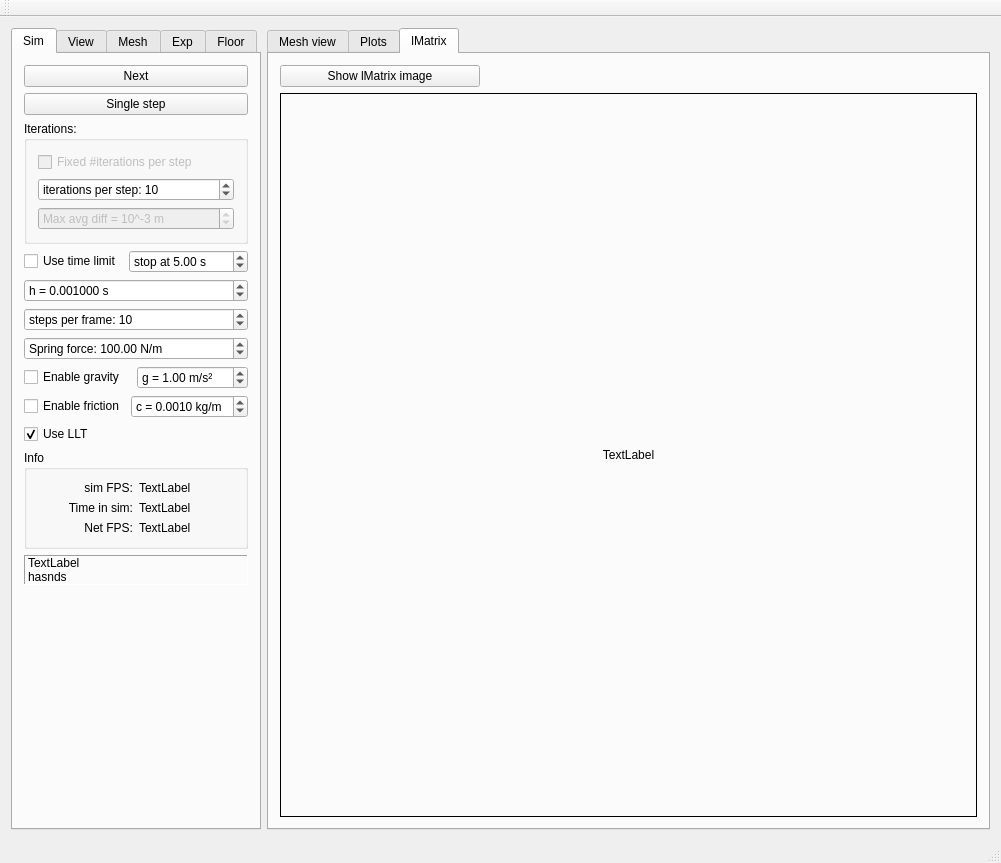
FrankMarsman/CS-Master-Thesis, file mainwindow.ui: the form before one commit.
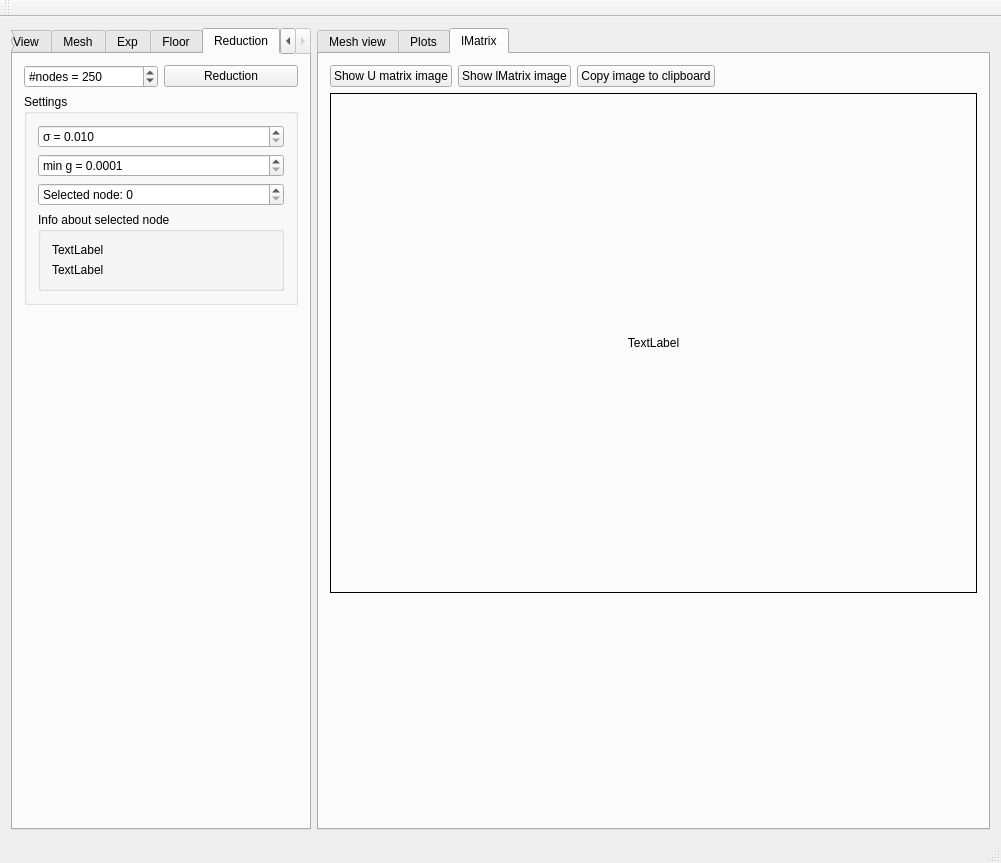
The form after the commit. The open tabs and pages were chosen to show the change. Custom widgets are drawn as their Qt base class.

Commit message: Made working version of SimpleNextStep, now ready to work with dQ. reduction is also made, but not working

Patch:
```diff
--- a/mainwindow.ui
+++ b/mainwindow.ui
@@ -19,7 +19,7 @@
      <widget class="QTabWidget" name="MainTab">
       <property name="maximumSize">
        <size>
-        <width>250</width>
+        <width>300</width>
         <height>16777215</height>
        </size>
       </property>
@@ -48,11 +48,34 @@
          </widget>
         </item>
         <item>
-         <widget class="QPushButton" name="stepButton">
-          <property name="text">
-           <string>Single step</string>
-          </property>
-         </widget>
+         <layout class="QHBoxLayout" name="horizontalLayout_8">
+          <item>
+           <widget class="QSpinBox" name="runNBox">
+            <property name="maximumSize">
+             <size>
+              <width>100</width>
+              <height>16777215</height>
+             </size>
+            </property>
+            <property name="prefix">
+             <string>n = </string>
+            </property>
+            <property name="minimum">
+             <number>1</number>
+            </property>
+            <property name="maximum">
+             <number>100000</number>
+            </property>
+           </widget>
+          </item>
+          <item>
+           <widget class="QPushButton" name="stepButton">
+            <property name="text">
+             <string>Run n steps</string>
+            </property>
+           </widget>
+          </item>
+         </layout>
         </item>
         <item>
          <widget class="QGroupBox" name="groupBox_5">
@@ -85,7 +108,7 @@
               <number>9999</number>
              </property>
              <property name="value">
-              <number>10</number>
+              <number>1</number>
              </property>
             </widget>
            </item>
@@ -1053,6 +1076,133 @@
         </item>
        </layout>
       </widget>
+      <widget class="QWidget" name="REDUTTAB">
+       <attribute name="title">
+        <string>Reduction</string>
+       </attribute>
+       <layout class="QVBoxLayout" name="verticalLayout_16">
+        <item>
+         <layout class="QHBoxLayout" name="aaaa">
+          <item>
+           <widget class="QSpinBox" name="reductValBox">
+            <property name="prefix">
+             <string>#nodes = </string>
+            </property>
+            <property name="minimum">
+             <number>1</number>
+            </property>
+            <property name="maximum">
+             <number>100000</number>
+            </property>
+            <property name="value">
+             <number>250</number>
+            </property>
+           </widget>
+          </item>
+          <item>
+           <widget class="QPushButton" name="reductButton">
+            <property name="text">
+             <string>Reduction</string>
+            </property>
+           </widget>
+          </item>
+         </layout>
+        </item>
+        <item>
+         <widget class="QGroupBox" name="AAGROUP">
+          <property name="title">
+           <string>Settings</string>
+          </property>
+          <layout class="QVBoxLayout" name="verticalLayout_15">
+           <item>
+            <widget class="QDoubleSpinBox" name="reductSigmaVal">
+             <property name="prefix">
+              <string>σ = </string>
+             </property>
+             <property name="decimals">
+              <number>3</number>
+             </property>
+             <property name="minimum">
+              <double>0.010000000000000</double>
+             </property>
+             <property name="singleStep">
+              <double>0.010000000000000</double>
+             </property>
+            </widget>
+           </item>
+           <item>
+            <widget class="QDoubleSpinBox" name="reductMinGVal">
+             <property name="prefix">
+              <string>min g = </string>
+             </property>
+             <property name="decimals">
+              <number>4</number>
+             </property>
+             <property name="minimum">
+              <double>0.000100000000000</double>
+             </property>
+             <property name="singleStep">
+              <double>0.000100000000000</double>
+             </property>
+            </widget>
+           </item>
+           <item>
+            <widget class="QSpinBox" name="reductSelectIndex">
+             <property name="suffix">
+              <string/>
+             </property>
+             <property name="prefix">
+              <string>Selected node: </string>
+             </property>
+             <property name="maximum">
+              <number>200000</number>
+             </property>
+             <property name="value">
+              <number>0</number>
+             </property>
+            </widget>
+           </item>
+           <item>
+            <widget class="QGroupBox" name="groupBox_7">
+             <property name="title">
+              <string>Info about selected node</string>
+             </property>
+             <layout class="QVBoxLayout" name="verticalLayout_17">
+              <item>
+               <widget class="QLabel" name="reductInfoLabel1">
+                <property name="text">
+                 <string>TextLabel</string>
+                </property>
+               </widget>
+              </item>
+              <item>
+               <widget class="QLabel" name="reductInfoLabel2">
+                <property name="text">
+                 <string>TextLabel</string>
+                </property>
+               </widget>
+              </item>
+             </layout>
+            </widget>
+           </item>
+          </layout>
+         </widget>
+        </item>
+        <item>
+         <spacer name="verticalSpacer_5">
+          <property name="orientation">
+           <enum>Qt::Vertical</enum>
+          </property>
+          <property name="sizeHint" stdset="0">
+           <size>
+            <width>20</width>
+            <height>40</height>
+           </size>
+          </property>
+         </spacer>
+        </item>
+       </layout>
+      </widget>
      </widget>
     </item>
     <item>
@@ -1213,17 +1363,48 @@
        </attribute>
        <layout class="QVBoxLayout" name="verticalLayout_12">
         <item>
-         <widget class="QPushButton" name="updateLMatImg">
-          <property name="maximumSize">
-           <size>
-            <width>200</width>
-            <height>16777215</height>
-           </size>
-          </property>
-          <property name="text">
-           <string>Show lMatrix image</string>
-          </property>
-         </widget>
+         <layout class="QHBoxLayout" name="horizontalLayout_6">
+          <item>
+           <widget class="QPushButton" name="updateUMatImg">
+            <property name="text">
+             <string>Show U matrix image</string>
+            </property>
+           </widget>
+          </item>
+          <item>
+           <widget class="QPushButton" name="updateLMatImg">
+            <property name="maximumSize">
+             <size>
+              <width>200</width>
+              <height>16777215</height>
+             </size>
+            </property>
+            <property name="text">
+             <string>Show lMatrix image</string>
+            </property>
+           </widget>
+          </item>
+          <item>
+           <widget class="QPushButton" name="copyMatImgButton">
+            <property name="text">
+             <string>Copy image to clipboard</string>
+            </property>
+           </widget>
+          </item>
+          <item>
+           <spacer name="horizontalSpacer">
+            <property name="orientation">
+             <enum>Qt::Horizontal</enum>
+            </property>
+            <property name="sizeHint" stdset="0">
+             <size>
+              <width>40</width>
+              <height>20</height>
+             </size>
+            </property>
+           </spacer>
+          </item>
+         </layout>
         </item>
         <item>
          <widget class="QLabel" name="lMatImgLabel">
@@ -1250,6 +1431,19 @@
           </property>
          </widget>
         </item>
+        <item>
+         <spacer name="verticalSpacer_6">
+          <property name="orientation">
+           <enum>Qt::Vertical</enum>
+          </property>
+          <property name="sizeHint" stdset="0">
+           <size>
+            <width>20</width>
+            <height>40</height>
+           </size>
+          </property>
+         </spacer>
+        </item>
        </layout>
       </widget>
      </widget>
```
Left out of the diff: 30 changed lines with no effect on the pictures. The commit also changes 5 other files.
